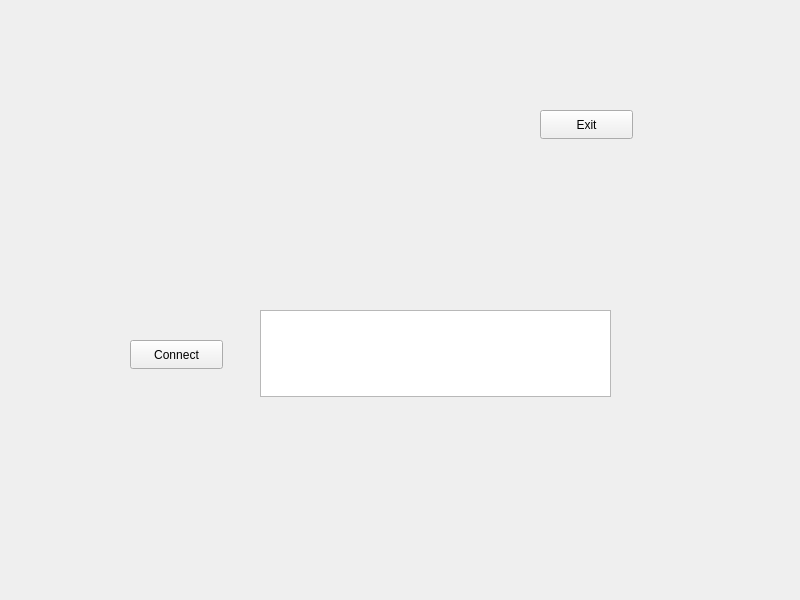
This is carte_mifareqt/mywindow.ui in Pierrot12000/Carte_mifare_classic as Qt 5 draws it before an edit. The edited form follows.
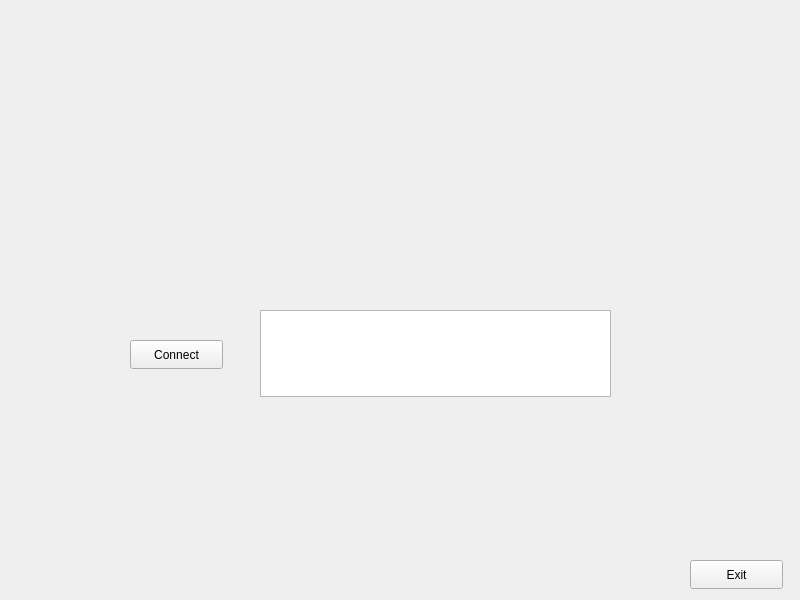
This is the edited form.

```diff
--- a/carte_mifareqt/mywindow.ui
+++ b/carte_mifareqt/mywindow.ui
@@ -39,8 +39,8 @@
   <widget class="QPushButton" name="Exit">
    <property name="geometry">
     <rect>
-     <x>540</x>
-     <y>110</y>
+     <x>690</x>
+     <y>560</y>
      <width>93</width>
      <height>29</height>
     </rect>
```
